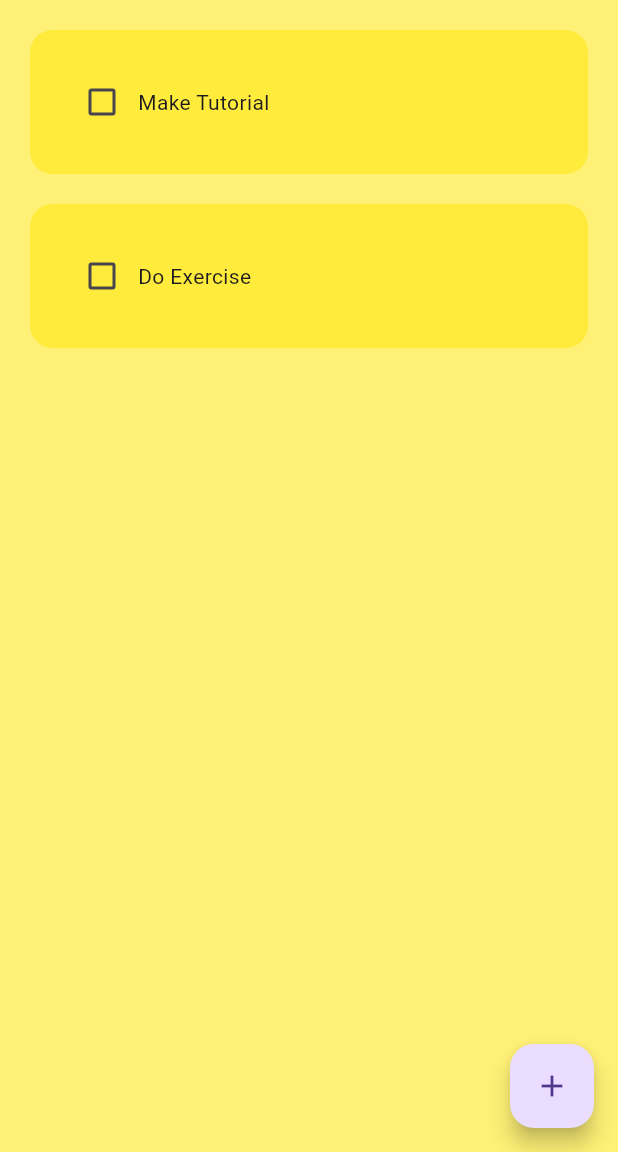
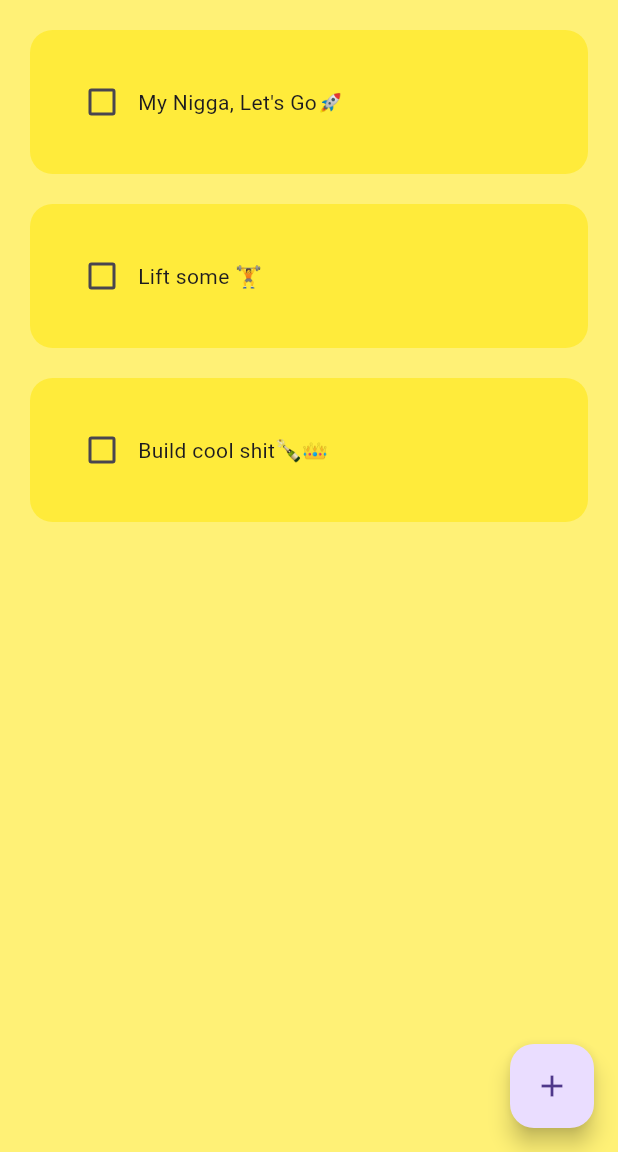
Before and after one commit to prajjwa-lit/todoWIthHive, a Flutter app: the screen it shows after launch, on a phone screen of 412 x 824 dp, the part 84-1236 px from its top. Run offline on Flutter 3.47's test engine with Material 3 defaults, Android fonts, the phone set to English and light mode, and no system bars; drawn by our look-alikes of flutter_slidable; our stand-ins replace hive_flutter; accounts and stored records are empty.

Commit message:
Adds cool initial task

```diff
--- a/lib/data/database.dart
+++ b/lib/data/database.dart
@@ -10,8 +10,9 @@ class TodoDatabase {
   // run this method if this is the 1st time ever opening this app
   void createInitialData() {
     todoList = [
-      ["Make Tutorial", false],
-      ["Do Exercise", false],
+      ["My Nigga, Let's Go🚀", false],
+      ["Lift some 🏋️", false],
+      ["Build cool shit🍾👑", false],
     ];
   }
 
```
